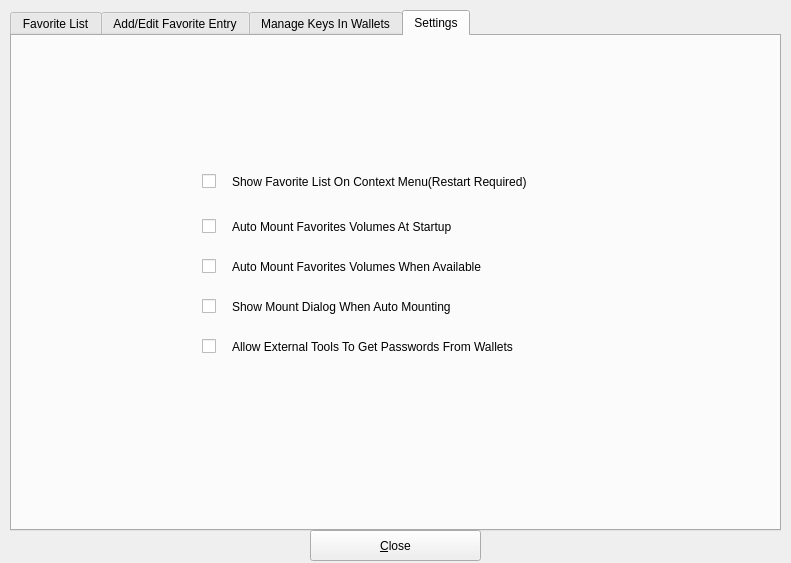
Before: the Qt Designer form src/favorites2.ui in mhogomchungu/sirikali, drawn with Qt 5.
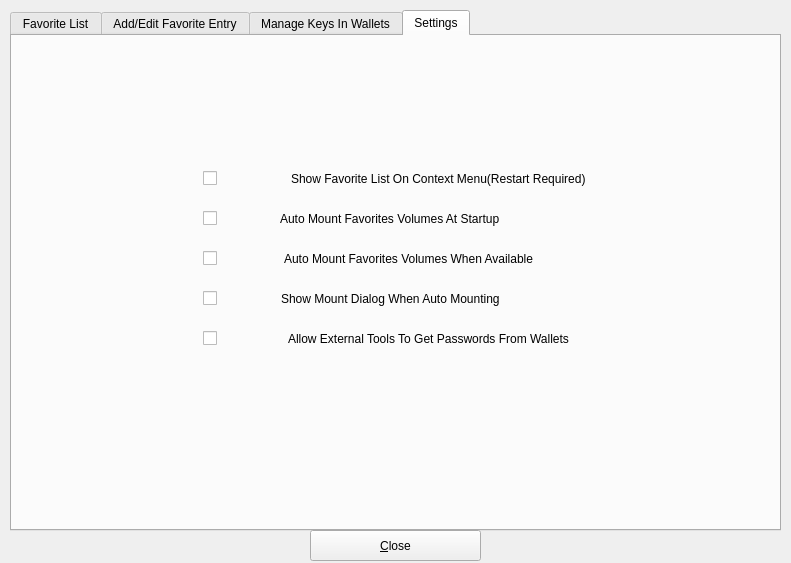
After: the same form once the commit is applied. The open tabs and pages were chosen to show the change.

Commit message:
fix: [UI] The checkbox fouce ui show error
Let the checkbox and label in layout.

```diff
--- a/src/favorites2.ui
+++ b/src/favorites2.ui
@@ -1405,102 +1405,76 @@
     <attribute name="title">
      <string>Settings</string>
     </attribute>
-    <widget class="QCheckBox" name="cbAllowExternalToolsToReadPasswords">
+    <widget class="QWidget" name="">
      <property name="geometry">
       <rect>
-       <x>190</x>
-       <y>290</y>
-       <width>21</width>
-       <height>41</height>
+       <x>191</x>
+       <y>130</y>
+       <width>383</width>
+       <height>26</height>
       </rect>
      </property>
+     <layout class="QHBoxLayout" name="horizontalLayout">
+      <item>
+       <widget class="QCheckBox" name="cbShowFavoriteListOnContextMenu">
      <property name="text">
       <string/>
      </property>
     </widget>
-    <widget class="QCheckBox" name="cbShowMountDialogWhenAutoMounting">
-     <property name="geometry">
-      <rect>
-       <x>190</x>
-       <y>250</y>
-       <width>21</width>
-       <height>41</height>
-      </rect>
-     </property>
+      </item>
+      <item>
+       <widget class="QLabel" name="label_28">
      <property name="text">
-      <string/>
-     </property>
-    </widget>
-    <widget class="QLabel" name="label_24">
-     <property name="geometry">
-      <rect>
-       <x>220</x>
-       <y>210</y>
-       <width>401</width>
-       <height>41</height>
-      </rect>
-     </property>
-     <property name="text">
-      <string>Auto Mount Favorites Volumes When Available</string>
+         <string>Show Favorite List On Context Menu(Restart Required)</string>
      </property>
      <property name="wordWrap">
-      <bool>true</bool>
-     </property>
-    </widget>
+         <bool>false</bool>
+        </property>
+       </widget>
+      </item>
+     </layout>
+    </widget>
+    <widget class="QWidget" name="">
+     <property name="geometry">
+      <rect>
+       <x>191</x>
+       <y>170</y>
+       <width>297</width>
+       <height>26</height>
+      </rect>
+     </property>
+     <layout class="QHBoxLayout" name="horizontalLayout_2">
+      <item>
     <widget class="QCheckBox" name="cbAutoMountAtStartUp">
-     <property name="geometry">
-      <rect>
-       <x>190</x>
-       <y>170</y>
-       <width>21</width>
-       <height>41</height>
-      </rect>
-     </property>
      <property name="text">
       <string/>
      </property>
     </widget>
-    <widget class="QLabel" name="label_25">
-     <property name="geometry">
-      <rect>
-       <x>220</x>
-       <y>250</y>
-       <width>401</width>
-       <height>41</height>
-      </rect>
-     </property>
+      </item>
+      <item>
+       <widget class="QLabel" name="label_27">
      <property name="text">
-      <string>Show Mount Dialog When Auto Mounting</string>
+         <string>Auto Mount Favorites Volumes At Startup</string>
      </property>
      <property name="wordWrap">
-      <bool>true</bool>
-     </property>
-    </widget>
-    <widget class="QLabel" name="label_26">
+         <bool>false</bool>
+        </property>
+       </widget>
+      </item>
+     </layout>
+    </widget>
+    <widget class="QWidget" name="">
      <property name="geometry">
       <rect>
-       <x>220</x>
-       <y>290</y>
-       <width>401</width>
-       <height>41</height>
+       <x>191</x>
+       <y>210</y>
+       <width>331</width>
+       <height>26</height>
       </rect>
      </property>
-     <property name="text">
-      <string>Allow External Tools To Get Passwords From Wallets</string>
-     </property>
-     <property name="wordWrap">
-      <bool>true</bool>
-     </property>
-    </widget>
+     <layout class="QHBoxLayout" name="horizontalLayout_3">
+      <item>
     <widget class="QCheckBox" name="cbAutoMountWhenAvailable">
-     <property name="geometry">
-      <rect>
-       <x>190</x>
-       <y>210</y>
-       <width>21</width>
-       <height>41</height>
-      </rect>
-     </property>
      <property name="maximumSize">
       <size>
        <width>431</width>
@@ -1511,50 +1485,76 @@
       <string/>
      </property>
     </widget>
-    <widget class="QLabel" name="label_27">
-     <property name="geometry">
-      <rect>
-       <x>220</x>
-       <y>170</y>
-       <width>401</width>
-       <height>41</height>
-      </rect>
-     </property>
+      </item>
+      <item>
+       <widget class="QLabel" name="label_24">
      <property name="text">
-      <string>Auto Mount Favorites Volumes At Startup</string>
+         <string>Auto Mount Favorites Volumes When Available</string>
      </property>
      <property name="wordWrap">
-      <bool>true</bool>
-     </property>
-    </widget>
-    <widget class="QCheckBox" name="cbShowFavoriteListOnContextMenu">
+         <bool>false</bool>
+        </property>
+       </widget>
+      </item>
+     </layout>
+    </widget>
+    <widget class="QWidget" name="">
      <property name="geometry">
       <rect>
-       <x>190</x>
-       <y>130</y>
-       <width>21</width>
-       <height>31</height>
+       <x>191</x>
+       <y>250</y>
+       <width>297</width>
+       <height>26</height>
       </rect>
      </property>
+     <layout class="QHBoxLayout" name="horizontalLayout_4">
+      <item>
+       <widget class="QCheckBox" name="cbShowMountDialogWhenAutoMounting">
      <property name="text">
       <string/>
      </property>
     </widget>
-    <widget class="QLabel" name="label_28">
+      </item>
+      <item>
+       <widget class="QLabel" name="label_25">
+        <property name="text">
+         <string>Show Mount Dialog When Auto Mounting</string>
+        </property>
+        <property name="wordWrap">
+         <bool>false</bool>
+        </property>
+       </widget>
+      </item>
+     </layout>
+    </widget>
+    <widget class="QWidget" name="">
      <property name="geometry">
       <rect>
-       <x>220</x>
-       <y>120</y>
-       <width>401</width>
-       <height>51</height>
+       <x>191</x>
+       <y>290</y>
+       <width>366</width>
+       <height>26</height>
       </rect>
      </property>
+     <layout class="QHBoxLayout" name="horizontalLayout_5">
+      <item>
+       <widget class="QCheckBox" name="cbAllowExternalToolsToReadPasswords">
      <property name="text">
-      <string>Show Favorite List On Context Menu(Restart Required)</string>
-     </property>
+         <string/>
+        </property>
+       </widget>
+      </item>
+      <item>
+       <widget class="QLabel" name="label_26">
+        <property name="text">
+         <string>Allow External Tools To Get Passwords From Wallets</string>
+        </property>
      <property name="wordWrap">
-      <bool>true</bool>
-     </property>
+         <bool>false</bool>
+        </property>
+       </widget>
+      </item>
+     </layout>
     </widget>
    </widget>
   </widget>
```
Left out of the diff: 2 changed lines with no effect on the pictures. Lines whose indentation alone changed are shown as unchanged.
